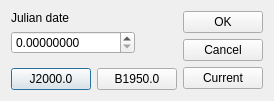
First picture: the form in csetjd.ui, repository PavelMr/skytechx, before the edit.
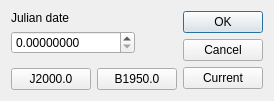
Second picture: the form after the edit.

The edit to the form file:
```diff
--- a/csetjd.ui
+++ b/csetjd.ui
@@ -99,6 +99,9 @@
        <property name="text">
         <string>OK</string>
        </property>
+       <property name="default">
+        <bool>true</bool>
+       </property>
       </widget>
      </item>
      <item row="1" column="0">
```
